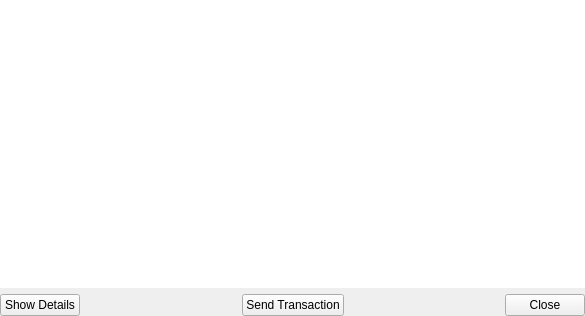
Above: src/ui/ui_transaction_dlg.ui from Bertrand256/dash-masternode-tool before the change. Below: the same form after it.
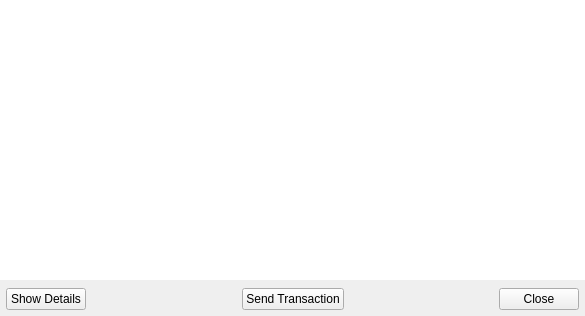
That is the form after the change.

Commit message: Visual fixes in the payment window.

What changed in the file:
```diff
--- a/src/ui/ui_transaction_dlg.ui
+++ b/src/ui/ui_transaction_dlg.ui
@@ -118,6 +118,18 @@
    </item>
    <item>
     <layout class="QGridLayout" name="gridLayout">
+     <property name="leftMargin">
+      <number>6</number>
+     </property>
+     <property name="topMargin">
+      <number>2</number>
+     </property>
+     <property name="rightMargin">
+      <number>6</number>
+     </property>
+     <property name="bottomMargin">
+      <number>6</number>
+     </property>
      <property name="spacing">
       <number>0</number>
      </property>
```
The commit also changes 6 other files.
